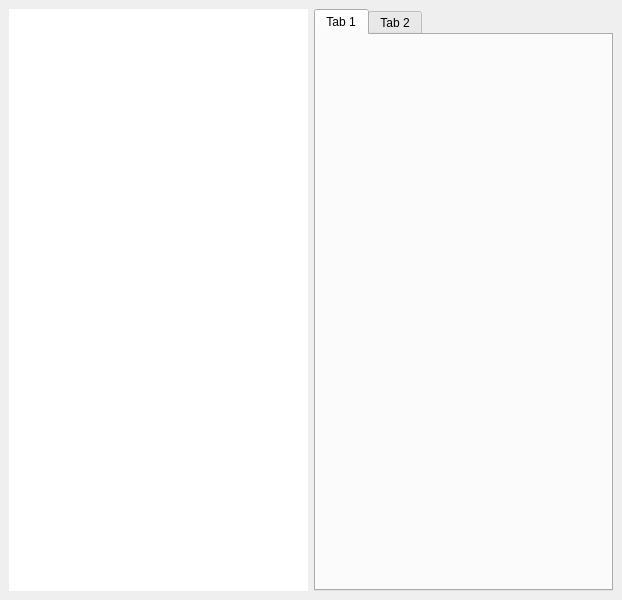
Qt form Frontend/Windows/MainWindow/mainwindow.ui (WPI-HPRC/gs-control-2024-2025) before a commit.
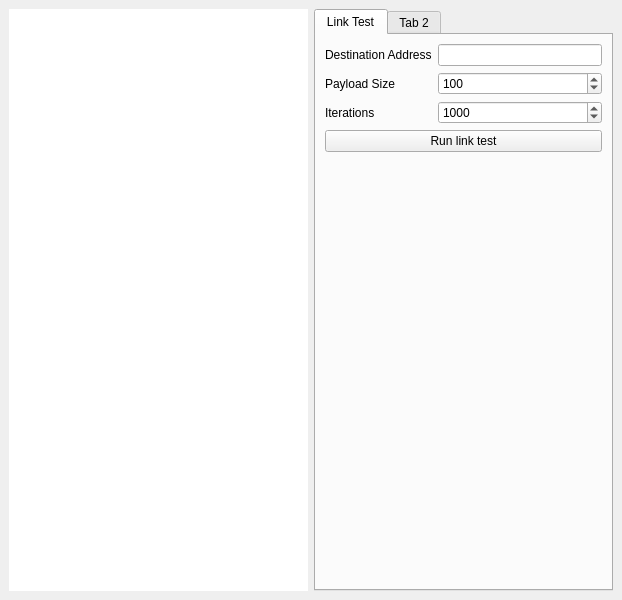
The same form after that commit. Custom widgets are drawn as their Qt base class.

Diff of the .ui file:
```diff
--- a/Frontend/Windows/MainWindow/mainwindow.ui
+++ b/Frontend/Windows/MainWindow/mainwindow.ui
@@ -78,11 +78,114 @@
      </layout>
     </item>
     <item row="0" column="2">
-     <widget class="QTabWidget" name="tabWidget">
-      <widget class="QWidget" name="tab">
+     <widget class="QTabWidget" name="RadioModuleControls">
+      <property name="tabPosition">
+       <enum>QTabWidget::TabPosition::North</enum>
+      </property>
+      <property name="tabShape">
+       <enum>QTabWidget::TabShape::Rounded</enum>
+      </property>
+      <property name="currentIndex">
+       <number>0</number>
+      </property>
+      <property name="usesScrollButtons">
+       <bool>false</bool>
+      </property>
+      <property name="documentMode">
+       <bool>false</bool>
+      </property>
+      <property name="tabsClosable">
+       <bool>false</bool>
+      </property>
+      <property name="tabBarAutoHide">
+       <bool>false</bool>
+      </property>
+      <widget class="QWidget" name="LinkTest">
        <attribute name="title">
-        <string>Tab 1</string>
+        <string>Link Test</string>
        </attribute>
+       <layout class="QGridLayout" name="gridLayout">
+        <item row="2" column="0">
+         <widget class="QLabel" name="label_3">
+          <property name="text">
+           <string>Iterations</string>
+          </property>
+         </widget>
+        </item>
+        <item row="0" column="0">
+         <widget class="QLabel" name="label">
+          <property name="text">
+           <string>Destination Address</string>
+          </property>
+         </widget>
+        </item>
+        <item row="3" column="0" colspan="2">
+         <widget class="QPushButton" name="LinkTest_Run">
+          <property name="text">
+           <string>Run link test</string>
+          </property>
+         </widget>
+        </item>
+        <item row="1" column="1">
+         <widget class="QSpinBox" name="LinkTest_PalyloadSize">
+          <property name="minimum">
+           <number>1</number>
+          </property>
+          <property name="maximum">
+           <number>256</number>
+          </property>
+          <property name="singleStep">
+           <number>20</number>
+          </property>
+          <property name="value">
+           <number>100</number>
+          </property>
+         </widget>
+        </item>
+        <item row="2" column="1">
+         <widget class="QSpinBox" name="LinkTest_Iterations">
+          <property name="minimum">
+           <number>1</number>
+          </property>
+          <property name="maximum">
+           <number>4000</number>
+          </property>
+          <property name="singleStep">
+           <number>100</number>
+          </property>
+          <property name="value">
+           <number>1000</number>
+          </property>
+         </widget>
+        </item>
+        <item row="0" column="1">
+         <widget class="QLineEdit" name="LinkTest_DestinationAddress">
+          <property name="maxLength">
+           <number>16</number>
+          </property>
+         </widget>
+        </item>
+        <item row="1" column="0">
+         <widget class="QLabel" name="label_2">
+          <property name="text">
+           <string>Payload Size</string>
+          </property>
+         </widget>
+        </item>
+        <item row="4" column="0" colspan="2">
+         <spacer name="verticalSpacer">
+          <property name="orientation">
+           <enum>Qt::Orientation::Vertical</enum>
+          </property>
+          <property name="sizeHint" stdset="0">
+           <size>
+            <width>20</width>
+            <height>40</height>
+           </size>
+          </property>
+         </spacer>
+        </item>
+       </layout>
       </widget>
       <widget class="QWidget" name="tab_2">
        <attribute name="title">
```
Left out of the diff: 9 changed lines with no effect on the pictures.
